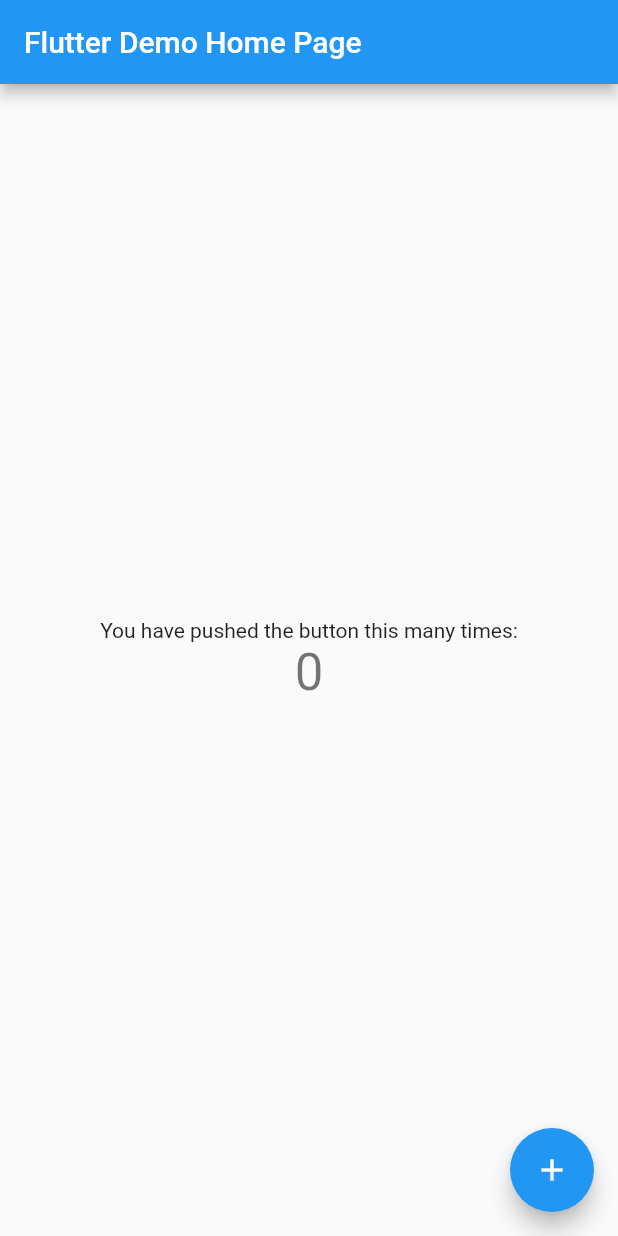
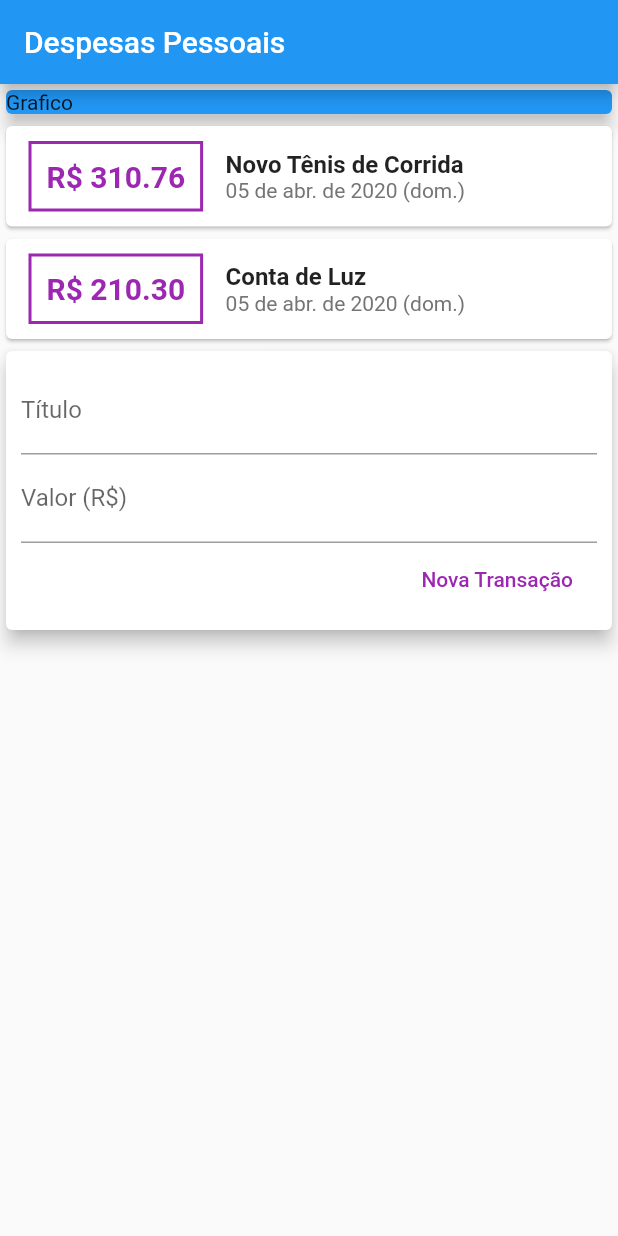
Before and after one commit to thiagobilan/expenses, a Flutter app: the screen it shows after launch, on a phone screen of 412 x 824 dp. Run offline on Flutter 3.47's test engine with Material 2 defaults, Android fonts, the phone set to English and light mode, and no system bars.

Commit message:
Parte da UI Criada e Funcional

```diff
--- /dev/null
+++ b/lib/components/transaction_form.dart
@@ -0,0 +1,46 @@
+import 'package:flutter/material.dart';
+
+class TransactionForm extends StatelessWidget {
+  final titleController = TextEditingController();
+  final valueController = TextEditingController();
+  @override
+  Widget build(BuildContext context) {
+    return Card(
+      elevation: 5,
+      child: Container(
+        margin: EdgeInsets.all(10),
+        child: Column(
+          children: <Widget>[
+            TextField(
+              controller: titleController,
+              decoration: InputDecoration(
+                labelText: 'Título',
+              ),
+            ),
+            TextField(
+              controller: valueController,
+              decoration: InputDecoration(
+                labelText: 'Valor (R\$)',
+              ),
+            ),
+            Row(
+              mainAxisAlignment: MainAxisAlignment.end,
+              children: <Widget>[
+                FlatButton(
+                  child: Text(
+                    'Nova Transação',
+                  ),
+                  textColor: Colors.purple,
+                  onPressed: () {
+                    print(titleController.text);
+                    print(valueController.text);
+                  },
+                ),
+              ],
+            )
+          ],
+        ),
+      ),
+    );
+  }
+}
--- /dev/null
+++ b/lib/components/transaction_list.dart
@@ -0,0 +1,63 @@
+import 'package:expenses/models/transaction.dart';
+import 'package:flutter/material.dart';
+import 'package:intl/intl.dart';
+
+
+class TransactionList extends StatelessWidget {
+
+  final List<Transaction> transactions;
+
+  TransactionList(this.transactions);
+
+  @override
+  Widget build(BuildContext context) {
+    return  Column(
+            children: transactions.map((tr) {
+              return Card(
+                child: Row(
+                  children: <Widget>[
+                    Container(
+                      margin: EdgeInsets.symmetric(
+                        horizontal: 15,
+                        vertical: 10,
+                      ),
+                      decoration: BoxDecoration(
+                          border: Border.all(
+                        color: Colors.purple,
+                        width: 2,
+                      )),
+                      padding: EdgeInsets.all(10),
+                      child: Text(
+                        'R\$ ${tr.value.toStringAsFixed(2)}',
+                        style: TextStyle(
+                            color: Colors.purple,
+                            fontSize: 20,
+                            fontWeight: FontWeight.bold),
+                      ),
+                    ),
+                    Column(
+                      crossAxisAlignment: CrossAxisAlignment.start,
+                      children: <Widget>[
+                        Text(
+                          tr.title,
+                          style: TextStyle(
+                            fontSize: 16,
+                            fontWeight: FontWeight.bold,
+                          ),
+                        ),
+                        Text(
+                          DateFormat("dd 'de' MMM 'de' y (E)", 'pt_BR')
+                              .format(tr.date),
+                          style: TextStyle(
+                            color: Colors.grey[600],
+                          ),
+                        )
+                      ],
+                    )
+                  ],
+                ),
+              );
+            }).toList(),
+          );
+  }
+}
--- /dev/null
+++ b/lib/components/transaction_user.dart
@@ -0,0 +1,32 @@
+import 'package:expenses/components/transaction_form.dart';
+import 'package:expenses/components/transaction_list.dart';
+import 'package:expenses/models/transaction.dart';
+import 'package:flutter/material.dart';
+
+class TransectionUser extends StatefulWidget {
+  _TransectionUserState createState() => _TransectionUserState();
+}
+class _TransectionUserState extends State<TransectionUser> {
+  final _transaction = [
+    Transaction(
+        id: 't1',
+        title: 'Novo Tênis de Corrida',
+        value: 310.76,
+        date: DateTime.now()),
+    Transaction(
+      id: 't2',
+      title: 'Conta de Luz',
+      value: 210.30,
+      date: DateTime.now(),
+    ),
+  ];
+  @override
+  Widget build(BuildContext context) {
+    return Column(
+      children: <Widget>[
+        TransactionList(_transaction),
+        TransactionForm(),
+      ],
+    );
+  }
+}
--- a/lib/main.dart
+++ b/lib/main.dart
@@ -1,111 +1,42 @@
+import 'package:expenses/components/transaction_user.dart';
 import 'package:flutter/material.dart';
+import 'package:flutter_localizations/flutter_localizations.dart';
 
-void main() => runApp(MyApp());
+main() => runApp(ExpensesApp());
 
-class MyApp extends StatelessWidget {
-  // This widget is the root of your application.
+class ExpensesApp extends StatelessWidget {
   @override
   Widget build(BuildContext context) {
     return MaterialApp(
-      title: 'Flutter Demo',
-      theme: ThemeData(
-        // This is the theme of your application.
-        //
-        // Try running your application with "flutter run". You'll see the
-        // application has a blue toolbar. Then, without quitting the app, try
-        // changing the primarySwatch below to Colors.green and then invoke
-        // "hot reload" (press "r" in the console where you ran "flutter run",
-        // or simply save your changes to "hot reload" in a Flutter IDE).
-        // Notice that the counter didn't reset back to zero; the application
-        // is not restarted.
-        primarySwatch: Colors.blue,
-      ),
-      home: MyHomePage(title: 'Flutter Demo Home Page'),
+      localizationsDelegates: [
+        GlobalMaterialLocalizations.delegate,
+        GlobalWidgetsLocalizations.delegate
+      ],
+      supportedLocales: [const Locale('pt', 'BR')],
+      home: MyHomePage(),
     );
   }
 }
 
-class MyHomePage extends StatefulWidget {
-  MyHomePage({Key key, this.title}) : super(key: key);
-
-  // This widget is the home page of your application. It is stateful, meaning
-  // that it has a State object (defined below) that contains fields that affect
-  // how it looks.
-
-  // This class is the configuration for the state. It holds the values (in this
-  // case the title) provided by the parent (in this case the App widget) and
-  // used by the build method of the State. Fields in a Widget subclass are
-  // always marked "final".
-
-  final String title;
-
-  @override
-  _MyHomePageState createState() => _MyHomePageState();
-}
-
-class _MyHomePageState extends State<MyHomePage> {
-  int _counter = 0;
-
-  void _incrementCounter() {
-    setState(() {
-      // This call to setState tells the Flutter framework that something has
-      // changed in this State, which causes it to rerun the build method below
-      // so that the display can reflect the updated values. If we changed
-      // _counter without calling setState(), then the build method would not be
-      // called again, and so nothing would appear to happen.
-      _counter++;
-    });
-  }
-
+class MyHomePage extends StatelessWidget {
   @override
   Widget build(BuildContext context) {
-    // This method is rerun every time setState is called, for instance as done
-    // by the _incrementCounter method above.
-    //
-    // The Flutter framework has been optimized to make rerunning build methods
-    // fast, so that you can just rebuild anything that needs updating rather
-    // than having to individually change instances of widgets.
     return Scaffold(
       appBar: AppBar(
-        // Here we take the value from the MyHomePage object that was created by
-        // the App.build method, and use it to set our appbar title.
-        title: Text(widget.title),
+        title: Text('Despesas Pessoais'),
       ),
-      body: Center(
-        // Center is a layout widget. It takes a single child and positions it
-        // in the middle of the parent.
-        child: Column(
-          // Column is also a layout widget. It takes a list of children and
-          // arranges them vertically. By default, it sizes itself to fit its
-          // children horizontally, and tries to be as tall as its parent.
-          //
-          // Invoke "debug painting" (press "p" in the console, choose the
-          // "Toggle Debug Paint" action from the Flutter Inspector in Android
-          // Studio, or the "Toggle Debug Paint" command in Visual Studio Code)
-          // to see the wireframe for each widget.
-          //
-          // Column has various properties to control how it sizes itself and
-          // how it positions its children. Here we use mainAxisAlignment to
-          // center the children vertically; the main axis here is the vertical
-          // axis because Columns are vertical (the cross axis would be
-          // horizontal).
-          mainAxisAlignment: MainAxisAlignment.center,
-          children: <Widget>[
-            Text(
-              'You have pushed the button this many times:',
+      body: Column(
+        crossAxisAlignment: CrossAxisAlignment.stretch,
+        children: <Widget>[
+          Container(
+            child: Card(
+              color: Colors.blue,
+              child: Text('Grafico'),
+              elevation: 5,
             ),
-            Text(
-              '$_counter',
-              style: Theme.of(context).textTheme.display1,
-            ),
-          ],
-        ),
+          ),TransectionUser(),
+        ],
       ),
-      floatingActionButton: FloatingActionButton(
-        onPressed: _incrementCounter,
-        tooltip: 'Increment',
-        child: Icon(Icons.add),
-      ), // This trailing comma makes auto-formatting nicer for build methods.
     );
   }
 }
--- /dev/null
+++ b/lib/models/transaction.dart
@@ -0,0 +1,16 @@
+
+import 'package:flutter/foundation.dart';
+
+class Transaction {
+  final String id;
+  final String title;
+  final double value;
+  final DateTime date;
+
+  Transaction({
+    @required this.id,
+    @required this.title,
+    @required this.value,
+    @required this.date,
+  });
+}
--- a/pubspec.yaml
+++ b/pubspec.yaml
@@ -19,14 +19,20 @@ environment:
 dependencies:
   flutter:
     sdk: flutter
+  flutter_localizations:
+    sdk: flutter
+
 
   # The following adds the Cupertino Icons font to your application.
   # Use with the CupertinoIcons class for iOS style icons.
   cupertino_icons: ^0.1.2
+  intl: ^0.16.0
+
 
 dev_dependencies:
   flutter_test:
     sdk: flutter
+
 
 
 # For information on the generic Dart part of this file, see the
```
Also changed, not shown: pubspec.lock, 1 other file.
